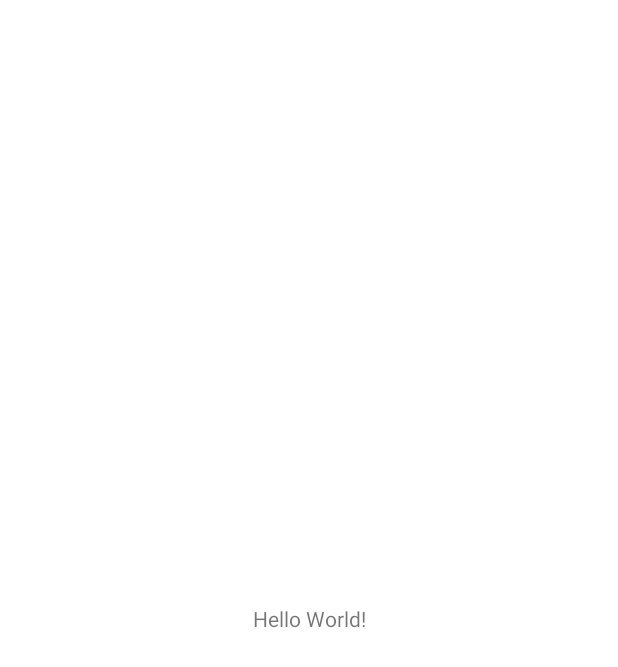
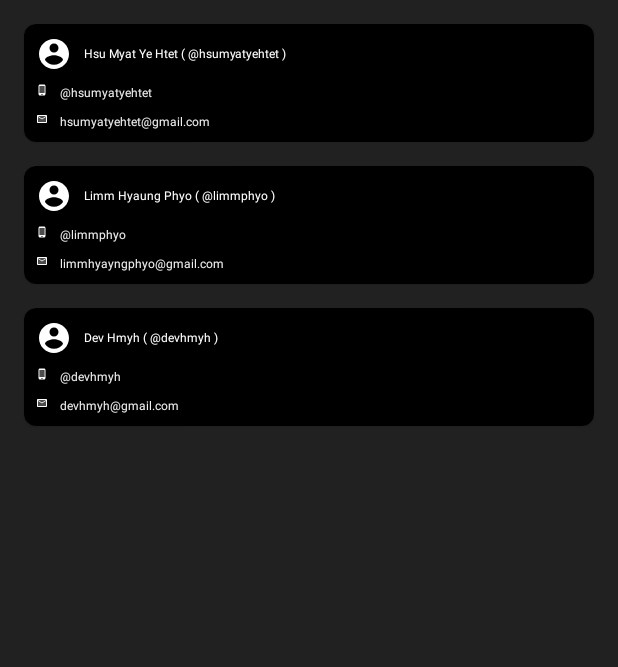
Before and after one commit to hsumyatyehtet/HmyhUserInformation, an Android app: the screen it shows after launch (MainActivity), on a phone screen of 412 x 824 dp. Before the commit the part shown is almost empty. Shown: the top 667 px of the screen. Run offline under Robolectric (Android 15) with nearby library versions, the phone set to English and light mode, and no system bars.

Commit message:
User List POC implementation

```diff
--- a/app/src/main/java/com/hmyh/hmyhuserinformation/activity/MainActivity.kt
+++ b/app/src/main/java/com/hmyh/hmyhuserinformation/activity/MainActivity.kt
@@ -1,14 +1,36 @@
 package com.hmyh.hmyhuserinformation.activity
 
-import androidx.appcompat.app.AppCompatActivity
 import android.os.Bundle
+import androidx.recyclerview.widget.LinearLayoutManager
 import com.hmyh.hmyhuserinformation.R
+import com.hmyh.hmyhuserinformation.adapter.UserListAdapter
+import com.hmyh.hmyhuserinformation.databinding.ActivityMainBinding
+import com.hmyh.hmyhuserinformation.utils.getUserList
 
 class MainActivity : BaseActivity() {
 
+    private lateinit var binding: ActivityMainBinding
+    private lateinit var mUserListAdapter: UserListAdapter
+
     override fun onCreate(savedInstanceState: Bundle?) {
         super.onCreate(savedInstanceState)
-        setContentView(R.layout.activity_main)
+
+        binding = ActivityMainBinding.inflate(layoutInflater)
+        setContentView(binding.root)
+
+        setUpRecyclerView()
+        setUpDataObservations()
+    }
+
+    private fun setUpRecyclerView() {
+        mUserListAdapter = UserListAdapter()
+        binding.rvUserList.layoutManager =
+            LinearLayoutManager(this,LinearLayoutManager.VERTICAL,false)
+        binding.rvUserList.adapter = mUserListAdapter
+    }
+
+    private fun setUpDataObservations() {
+        mUserListAdapter.setNewData(getUserList())
     }
 
 }
--- /dev/null
+++ b/app/src/main/java/com/hmyh/hmyhuserinformation/adapter/UserListAdapter.kt
@@ -0,0 +1,18 @@
+package com.hmyh.hmyhuserinformation.adapter
+
+import android.view.LayoutInflater
+import android.view.ViewGroup
+import com.hmyh.hmyhuserinformation.data.vos.UserListVO
+import com.hmyh.hmyhuserinformation.databinding.ViewHolderInUserListBinding
+import com.hmyh.hmyhuserinformation.view.UserListViewHolder
+
+class UserListAdapter() : BaseRecyclerAdapter<UserListViewHolder, UserListVO>() {
+
+    override fun onCreateViewHolder(parent: ViewGroup, viewType: Int): UserListViewHolder {
+        return UserListViewHolder(
+            ViewHolderInUserListBinding.inflate(
+                LayoutInflater.from(parent.context), parent, false
+            )
+        )
+    }
+}
--- /dev/null
+++ b/app/src/main/java/com/hmyh/hmyhuserinformation/data/vos/UserListVO.kt
@@ -0,0 +1,19 @@
+package com.hmyh.hmyhuserinformation.data.vos
+
+import com.google.gson.annotations.SerializedName
+
+data class UserListVO(
+
+    @SerializedName("1")
+    var id: Int?=null,
+
+    @SerializedName("name")
+    var name: String?=null,
+
+    @SerializedName("username")
+    var useName: String?=null,
+
+    @SerializedName("email")
+    var email: String?=null
+
+)
--- /dev/null
+++ b/app/src/main/java/com/hmyh/hmyhuserinformation/utils/DummyUtils.kt
@@ -0,0 +1,11 @@
+package com.hmyh.hmyhuserinformation.utils
+
+import com.hmyh.hmyhuserinformation.data.vos.UserListVO
+
+fun getUserList(): MutableList<UserListVO>{
+    return mutableListOf(
+        UserListVO(1,"Hsu Myat Ye Htet","hsumyatyehtet","hsumyatyehtet@gmail.com"),
+        UserListVO(2,"Limm Hyaung Phyo","limmphyo","limmhyayngphyo@gmail.com"),
+        UserListVO(3,"Dev Hmyh","devhmyh","devhmyh@gmail.com")
+    )
+}
--- /dev/null
+++ b/app/src/main/java/com/hmyh/hmyhuserinformation/view/UserListViewHolder.kt
@@ -0,0 +1,20 @@
+package com.hmyh.hmyhuserinformation.view
+
+import android.view.View
+import com.hmyh.hmyhuserinformation.data.vos.UserListVO
+import com.hmyh.hmyhuserinformation.databinding.ViewHolderInUserListBinding
+
+class UserListViewHolder(
+    private val binding: ViewHolderInUserListBinding
+)
+    : BaseViewHolder<UserListVO>(binding.root) {
+
+    override fun bindData(data: UserListVO) {
+        mData = data
+
+        binding.tvNameItem.text = "${data.name} ( @${data.useName} )"
+        binding.tvUserNameItem.text = "@${data.useName}"
+        binding.tvEmailItem.text = data.email ?: ""
+    }
+
+}
--- /dev/null
+++ b/app/src/main/res/drawable/ic_baseline_account.xml
@@ -0,0 +1,5 @@
+<vector android:height="24dp" android:tint="#FFFFFF"
+    android:viewportHeight="24" android:viewportWidth="24"
+    android:width="24dp" xmlns:android="http://schemas.android.com/apk/res/android">
+    <path android:fillColor="@android:color/white" android:pathData="M12,2C6.48,2 2,6.48 2,12s4.48,10 10,10 10,-4.48 10,-10S17.52,2 12,2zM12,5c1.66,0 3,1.34 3,3s-1.34,3 -3,3 -3,-1.34 -3,-3 1.34,-3 3,-3zM12,19.2c-2.5,0 -4.71,-1.28 -6,-3.22 0.03,-1.99 4,-3.08 6,-3.08 1.99,0 5.97,1.09 6,3.08 -1.29,1.94 -3.5,3.22 -6,3.22z"/>
+</vector>
--- /dev/null
+++ b/app/src/main/res/drawable/ic_twotone_email.xml
@@ -0,0 +1,8 @@
+<vector android:height="24dp" android:tint="#FFFFFF"
+    android:viewportHeight="24" android:viewportWidth="24"
+    android:width="24dp" xmlns:android="http://schemas.android.com/apk/res/android">
+    <path android:fillAlpha="0.3"
+        android:fillColor="@android:color/white"
+        android:pathData="M20,8l-8,5 -8,-5v10h16zM20,6L4,6l8,4.99z" android:strokeAlpha="0.3"/>
+    <path android:fillColor="@android:color/white" android:pathData="M4,20h16c1.1,0 2,-0.9 2,-2V6c0,-1.1 -0.9,-2 -2,-2H4c-1.1,0 -2,0.9 -2,2v12c0,1.1 0.9,2 2,2zM20,6l-8,4.99L4,6h16zM4,8l8,5 8,-5v10H4V8z"/>
+</vector>
--- /dev/null
+++ b/app/src/main/res/drawable/ic_twotone_phone_android.xml
@@ -0,0 +1,8 @@
+<vector android:height="24dp" android:tint="#FFFFFF"
+    android:viewportHeight="24" android:viewportWidth="24"
+    android:width="24dp" xmlns:android="http://schemas.android.com/apk/res/android">
+    <path android:fillAlpha="0.3"
+        android:fillColor="@android:color/white"
+        android:pathData="M7,4h10v14H7z" android:strokeAlpha="0.3"/>
+    <path android:fillColor="@android:color/white" android:pathData="M16,1L8,1C6.34,1 5,2.34 5,4v16c0,1.66 1.34,3 3,3h8c1.66,0 3,-1.34 3,-3L19,4c0,-1.66 -1.34,-3 -3,-3zM14,21h-4v-1h4v1zM17,18L7,18L7,4h10v14z"/>
+</vector>
--- a/app/src/main/res/layout/activity_main.xml
+++ b/app/src/main/res/layout/activity_main.xml
@@ -1,17 +1,16 @@
 <?xml version="1.0" encoding="utf-8"?>
-<androidx.constraintlayout.widget.ConstraintLayout xmlns:android="http://schemas.android.com/apk/res/android"
+<RelativeLayout xmlns:android="http://schemas.android.com/apk/res/android"
     xmlns:app="http://schemas.android.com/apk/res-auto"
     xmlns:tools="http://schemas.android.com/tools"
     android:layout_width="match_parent"
-    android:layout_height="match_parent">
+    android:layout_height="match_parent"
+    android:background="@color/colorGrey900">
 
-    <TextView
-        android:layout_width="wrap_content"
+    <androidx.recyclerview.widget.RecyclerView
+        android:id="@+id/rvUserList"
+        android:layout_width="match_parent"
         android:layout_height="wrap_content"
-        android:text="Hello World!"
-        app:layout_constraintBottom_toBottomOf="parent"
-        app:layout_constraintEnd_toEndOf="parent"
-        app:layout_constraintStart_toStartOf="parent"
-        app:layout_constraintTop_toTopOf="parent" />
+        android:layout_marginHorizontal="@dimen/margin_medium"
+        android:layout_marginVertical="@dimen/margin_medium_2"/>
 
-</androidx.constraintlayout.widget.ConstraintLayout>
+</RelativeLayout>
--- /dev/null
+++ b/app/src/main/res/layout/view_holder_in_user_list.xml
@@ -0,0 +1,92 @@
+<?xml version="1.0" encoding="utf-8"?>
+<com.google.android.material.card.MaterialCardView xmlns:android="http://schemas.android.com/apk/res/android"
+    xmlns:app="http://schemas.android.com/apk/res-auto"
+    android:layout_width="match_parent"
+    android:layout_height="wrap_content"
+    android:layout_margin="@dimen/margin_medium"
+    android:background="@color/black"
+    app:cardBackgroundColor="@color/black"
+    app:cardCornerRadius="@dimen/margin_medium"
+    app:cardElevation="1dp">
+
+    <RelativeLayout
+        android:layout_width="match_parent"
+        android:layout_height="wrap_content"
+        android:layout_margin="@dimen/margin_medium">
+
+        <LinearLayout
+            android:id="@+id/llNameContainer"
+            android:layout_width="match_parent"
+            android:layout_height="wrap_content"
+            android:orientation="horizontal">
+
+            <ImageView
+                android:layout_width="wrap_content"
+                android:layout_height="wrap_content"
+                android:src="@drawable/ic_baseline_account" />
+
+            <TextView
+                android:id="@+id/tvNameItem"
+                android:layout_width="wrap_content"
+                android:layout_height="wrap_content"
+                android:layout_marginStart="@dimen/margin_medium"
+                android:layout_gravity="center_vertical"
+                android:text="Hsu Myat Ye Htet"
+                android:textColor="@color/white"
+                android:textSize="@dimen/text_regular_2x" />
+
+        </LinearLayout>
+
+        <LinearLayout
+            android:id="@+id/llUserNameContainer"
+            android:layout_width="match_parent"
+            android:layout_height="wrap_content"
+            android:layout_below="@+id/llNameContainer"
+            android:layout_marginTop="@dimen/margin_medium"
+            android:orientation="horizontal">
+
+            <ImageView
+                android:layout_width="@dimen/margin_medium_3"
+                android:layout_height="@dimen/margin_medium_3"
+                android:src="@drawable/ic_twotone_phone_android" />
+
+            <TextView
+                android:id="@+id/tvUserNameItem"
+                android:layout_width="wrap_content"
+                android:layout_height="wrap_content"
+                android:layout_marginStart="@dimen/margin_medium"
+                android:layout_gravity="center_vertical"
+                android:text="09254726191"
+                android:textColor="@color/colorGrey200"
+                android:textSize="@dimen/text_small" />
+
+        </LinearLayout>
+
+        <LinearLayout
+            android:id="@+id/llEmailContainer"
+            android:layout_width="match_parent"
+            android:layout_height="wrap_content"
+            android:layout_below="@+id/llUserNameContainer"
+            android:layout_marginTop="@dimen/margin_medium"
+            android:orientation="horizontal">
+
+            <ImageView
+                android:layout_width="@dimen/margin_medium_3"
+                android:layout_height="@dimen/margin_medium_3"
+                android:src="@drawable/ic_twotone_email" />
+
+            <TextView
+                android:id="@+id/tvEmailItem"
+                android:layout_width="wrap_content"
+                android:layout_height="wrap_content"
+                android:layout_marginStart="@dimen/margin_medium"
+                android:layout_gravity="center_vertical"
+                android:text="hsumyatyehtet@gmail.com"
+                android:textColor="@color/colorGrey200"
+                android:textSize="@dimen/text_small" />
+
+        </LinearLayout>
+
+    </RelativeLayout>
+
+</com.google.android.material.card.MaterialCardView>
--- a/app/src/main/res/values/themes.xml
+++ b/app/src/main/res/values/themes.xml
@@ -3,7 +3,7 @@
     <style name="Theme.HmyhUserInformation" parent="Theme.MaterialComponents.DayNight.DarkActionBar">
         <!-- Primary brand color. -->
         <item name="colorPrimary">@color/purple_500</item>
-        <item name="colorPrimaryVariant">@color/colorGrey800</item>
+        <item name="colorPrimaryVariant">@color/colorGrey900</item>
         <item name="colorOnPrimary">@color/white</item>
         <!-- Secondary brand color. -->
         <item name="colorSecondary">@color/teal_200</item>
```
